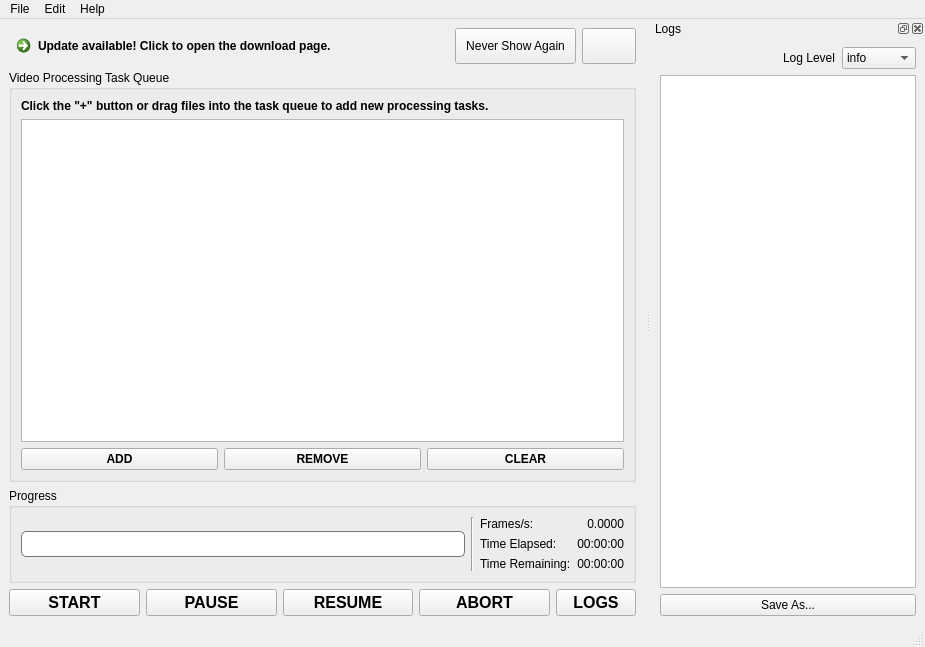
This is src/mainwindow.ui in k4yt3x/video2x-qt6 as Qt 5 draws it before an edit. The edited form follows.
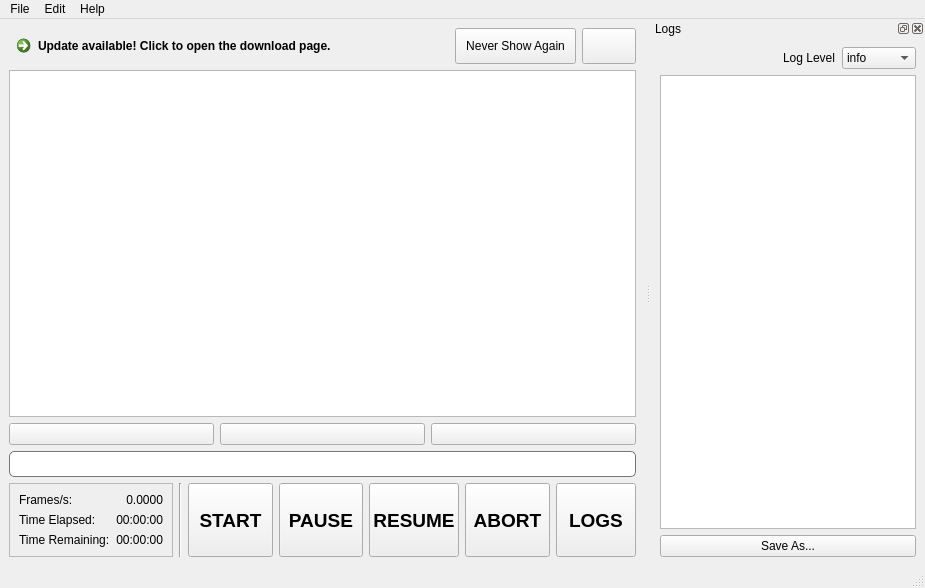
This is the edited form. Icons and pictures are not drawn. Custom widgets are drawn as their Qt base class.

```diff
--- a/src/mainwindow.ui
+++ b/src/mainwindow.ui
@@ -7,7 +7,7 @@
     <x>0</x>
     <y>0</y>
     <width>925</width>
-    <height>647</height>
+    <height>588</height>
    </rect>
   </property>
   <property name="windowTitle">
@@ -74,36 +74,6 @@
      </layout>
     </item>
     <item>
-     <layout class="QHBoxLayout" name="horizontalLayout">
-      <item>
-       <widget class="QGroupBox" name="groupBox_3">
-        <property name="sizePolicy">
-         <sizepolicy hsizetype="Preferred" vsizetype="Preferred">
-          <horstretch>0</horstretch>
-          <verstretch>0</verstretch>
-         </sizepolicy>
-        </property>
-        <property name="title">
-         <string>Video Processing Task Queue</string>
-        </property>
-        <property name="flat">
-         <bool>false</bool>
-        </property>
-        <layout class="QVBoxLayout" name="verticalLayout_2">
-         <item>
-          <widget class="QLabel" name="label_15">
-           <property name="font">
-            <font>
-             <pointsize>9</pointsize>
-             <bold>true</bold>
-            </font>
-           </property>
-           <property name="text">
-            <string>Click the &quot;+&quot; button or drag files into the task queue to add new processing tasks.</string>
-           </property>
-          </widget>
-         </item>
-         <item>
           <widget class="FileDropTableView" name="tasksTableView">
            <property name="selectionBehavior">
             <enum>QAbstractItemView::SelectionBehavior::SelectRows</enum>
@@ -127,15 +97,15 @@
               <string>&lt;html&gt;&lt;head/&gt;&lt;body&gt;&lt;p&gt;&lt;span style=&quot; font-weight:400;&quot;&gt;Add files to the task queue.&lt;/span&gt;&lt;/p&gt;&lt;/body&gt;&lt;/html&gt;</string>
              </property>
              <property name="text">
-              <string>ADD</string>
+         <string/>
              </property>
              <property name="icon">
               <iconset theme="QIcon::ThemeIcon::ListAdd"/>
              </property>
              <property name="iconSize">
               <size>
-               <width>25</width>
-               <height>25</height>
+          <width>22</width>
+          <height>22</height>
               </size>
              </property>
             </widget>
@@ -152,15 +122,15 @@
               <string>&lt;html&gt;&lt;head/&gt;&lt;body&gt;&lt;p&gt;&lt;span style=&quot; font-weight:400;&quot;&gt;Remove the selected tasks from the queue.&lt;/span&gt;&lt;/p&gt;&lt;/body&gt;&lt;/html&gt;</string>
              </property>
              <property name="text">
-              <string>REMOVE</string>
+         <string/>
              </property>
              <property name="icon">
               <iconset theme="QIcon::ThemeIcon::ListRemove"/>
              </property>
              <property name="iconSize">
               <size>
-               <width>25</width>
-               <height>25</height>
+          <width>22</width>
+          <height>22</height>
               </size>
              </property>
             </widget>
@@ -177,36 +147,21 @@
               <string>&lt;html&gt;&lt;head/&gt;&lt;body&gt;&lt;p&gt;&lt;span style=&quot; font-weight:400;&quot;&gt;Remove all tasks from the queue.&lt;/span&gt;&lt;/p&gt;&lt;/body&gt;&lt;/html&gt;</string>
              </property>
              <property name="text">
-              <string>CLEAR</string>
+         <string/>
              </property>
              <property name="icon">
               <iconset theme="QIcon::ThemeIcon::EditDelete"/>
              </property>
              <property name="iconSize">
               <size>
-               <width>25</width>
-               <height>25</height>
+          <width>22</width>
+          <height>22</height>
               </size>
              </property>
             </widget>
            </item>
           </layout>
          </item>
-        </layout>
-       </widget>
-      </item>
-     </layout>
-    </item>
-    <item>
-     <layout class="QHBoxLayout" name="horizontalLayout_3">
-      <item>
-       <layout class="QVBoxLayout" name="verticalLayout">
-        <item>
-         <widget class="QGroupBox" name="groupBox">
-          <property name="title">
-           <string>Progress</string>
-          </property>
-          <layout class="QHBoxLayout" name="horizontalLayout_25">
            <item>
             <widget class="QProgressBar" name="overallProgressBar">
              <property name="sizePolicy">
@@ -246,12 +201,16 @@
             </widget>
            </item>
            <item>
-            <widget class="Line" name="line">
-             <property name="orientation">
-              <enum>Qt::Orientation::Vertical</enum>
-             </property>
-            </widget>
-           </item>
+     <layout class="QHBoxLayout" name="horizontalLayout_3">
+      <item>
+       <widget class="QFrame" name="frame">
+        <property name="frameShape">
+         <enum>QFrame::Shape::StyledPanel</enum>
+        </property>
+        <property name="frameShadow">
+         <enum>QFrame::Shadow::Plain</enum>
+        </property>
+        <layout class="QHBoxLayout" name="horizontalLayout_23">
            <item>
             <layout class="QVBoxLayout" name="verticalLayout_18">
              <item>
@@ -322,23 +281,26 @@
           </layout>
          </widget>
         </item>
-       </layout>
-      </item>
-     </layout>
+      <item>
+       <widget class="Line" name="line_2">
+        <property name="orientation">
+         <enum>Qt::Orientation::Vertical</enum>
+        </property>
+       </widget>
     </item>
     <item>
      <layout class="QHBoxLayout" name="horizontalLayout_2">
       <item>
        <widget class="QPushButton" name="startPushButton">
         <property name="sizePolicy">
-         <sizepolicy hsizetype="Minimum" vsizetype="Preferred">
+           <sizepolicy hsizetype="Expanding" vsizetype="Preferred">
           <horstretch>0</horstretch>
           <verstretch>0</verstretch>
          </sizepolicy>
         </property>
         <property name="font">
          <font>
-          <pointsize>12</pointsize>
+            <pointsize>14</pointsize>
           <bold>true</bold>
          </font>
         </property>
@@ -354,6 +316,12 @@
         <property name="icon">
          <iconset theme="QIcon::ThemeIcon::MediaPlaybackStart"/>
         </property>
+          <property name="iconSize">
+           <size>
+            <width>22</width>
+            <height>22</height>
+           </size>
+          </property>
        </widget>
       </item>
       <item>
@@ -362,14 +330,14 @@
          <bool>true</bool>
         </property>
         <property name="sizePolicy">
-         <sizepolicy hsizetype="Minimum" vsizetype="Preferred">
+           <sizepolicy hsizetype="Expanding" vsizetype="Preferred">
           <horstretch>0</horstretch>
           <verstretch>0</verstretch>
          </sizepolicy>
         </property>
         <property name="font">
          <font>
-          <pointsize>12</pointsize>
+            <pointsize>14</pointsize>
           <bold>true</bold>
          </font>
         </property>
@@ -382,6 +350,12 @@
         <property name="icon">
          <iconset theme="QIcon::ThemeIcon::MediaPlaybackPause"/>
         </property>
+          <property name="iconSize">
+           <size>
+            <width>22</width>
+            <height>22</height>
+           </size>
+          </property>
        </widget>
       </item>
       <item>
@@ -390,14 +364,14 @@
          <bool>true</bool>
         </property>
         <property name="sizePolicy">
-         <sizepolicy hsizetype="Minimum" vsizetype="Preferred">
+           <sizepolicy hsizetype="Expanding" vsizetype="Preferred">
           <horstretch>0</horstretch>
           <verstretch>0</verstretch>
          </sizepolicy>
         </property>
         <property name="font">
          <font>
-          <pointsize>12</pointsize>
+            <pointsize>14</pointsize>
           <bold>true</bold>
          </font>
         </property>
@@ -410,6 +384,12 @@
         <property name="icon">
          <iconset theme="QIcon::ThemeIcon::MediaPlaybackStart"/>
         </property>
+          <property name="iconSize">
+           <size>
+            <width>22</width>
+            <height>22</height>
+           </size>
+          </property>
        </widget>
       </item>
       <item>
@@ -418,14 +398,14 @@
          <bool>true</bool>
         </property>
         <property name="sizePolicy">
-         <sizepolicy hsizetype="Minimum" vsizetype="Preferred">
+           <sizepolicy hsizetype="Expanding" vsizetype="Preferred">
           <horstretch>0</horstretch>
           <verstretch>0</verstretch>
          </sizepolicy>
         </property>
         <property name="font">
          <font>
-          <pointsize>12</pointsize>
+            <pointsize>14</pointsize>
           <bold>true</bold>
          </font>
         </property>
@@ -441,19 +421,25 @@
         <property name="icon">
          <iconset theme="QIcon::ThemeIcon::MediaPlaybackStop"/>
         </property>
+          <property name="iconSize">
+           <size>
+            <width>22</width>
+            <height>22</height>
+           </size>
+          </property>
        </widget>
       </item>
       <item>
        <widget class="QPushButton" name="toggleLogsPushButton">
         <property name="sizePolicy">
-         <sizepolicy hsizetype="Fixed" vsizetype="Fixed">
+           <sizepolicy hsizetype="Fixed" vsizetype="Minimum">
           <horstretch>0</horstretch>
           <verstretch>0</verstretch>
          </sizepolicy>
         </property>
         <property name="font">
          <font>
-          <pointsize>12</pointsize>
+            <pointsize>14</pointsize>
           <bold>true</bold>
          </font>
         </property>
@@ -463,7 +449,15 @@
         <property name="icon">
          <iconset theme="QIcon::ThemeIcon::FormatJustifyLeft"/>
         </property>
-       </widget>
+          <property name="iconSize">
+           <size>
+            <width>22</width>
+            <height>22</height>
+           </size>
+          </property>
+         </widget>
+        </item>
+       </layout>
       </item>
      </layout>
     </item>
@@ -585,6 +579,9 @@
        <property name="lineWrapMode">
         <enum>QTextEdit::LineWrapMode::NoWrap</enum>
        </property>
+       <property name="readOnly">
+        <bool>true</bool>
+       </property>
       </widget>
      </item>
      <item>
```
Left out of the diff: 41 changed lines with no effect on the pictures. Lines whose indentation alone changed are shown as unchanged.
